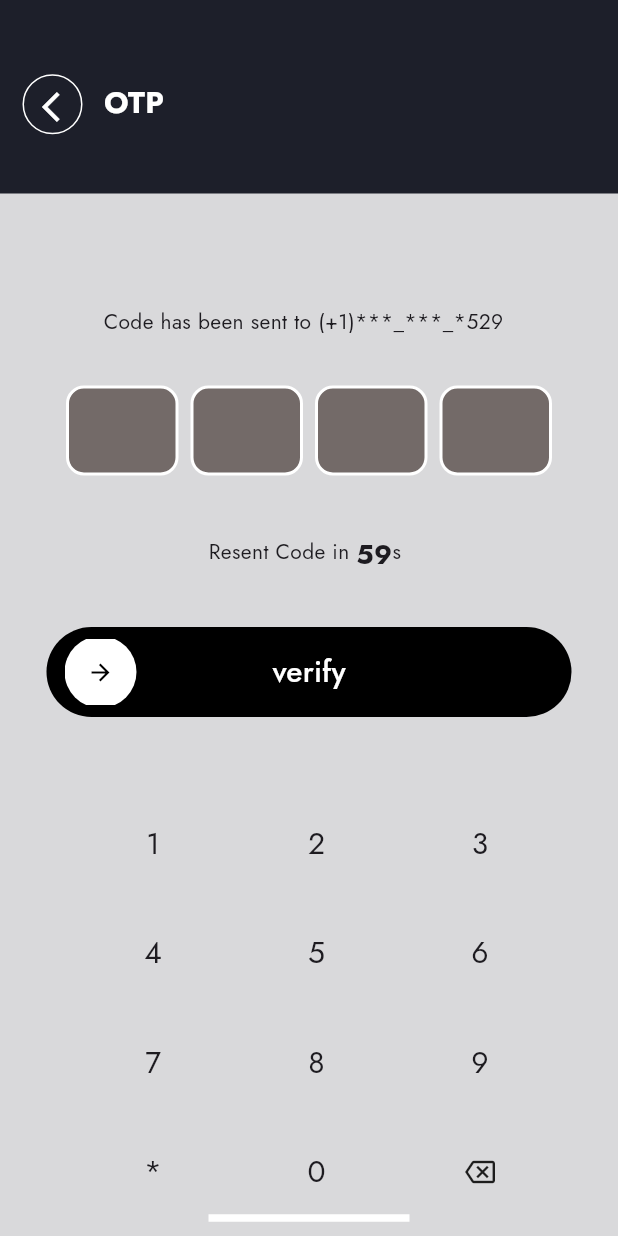
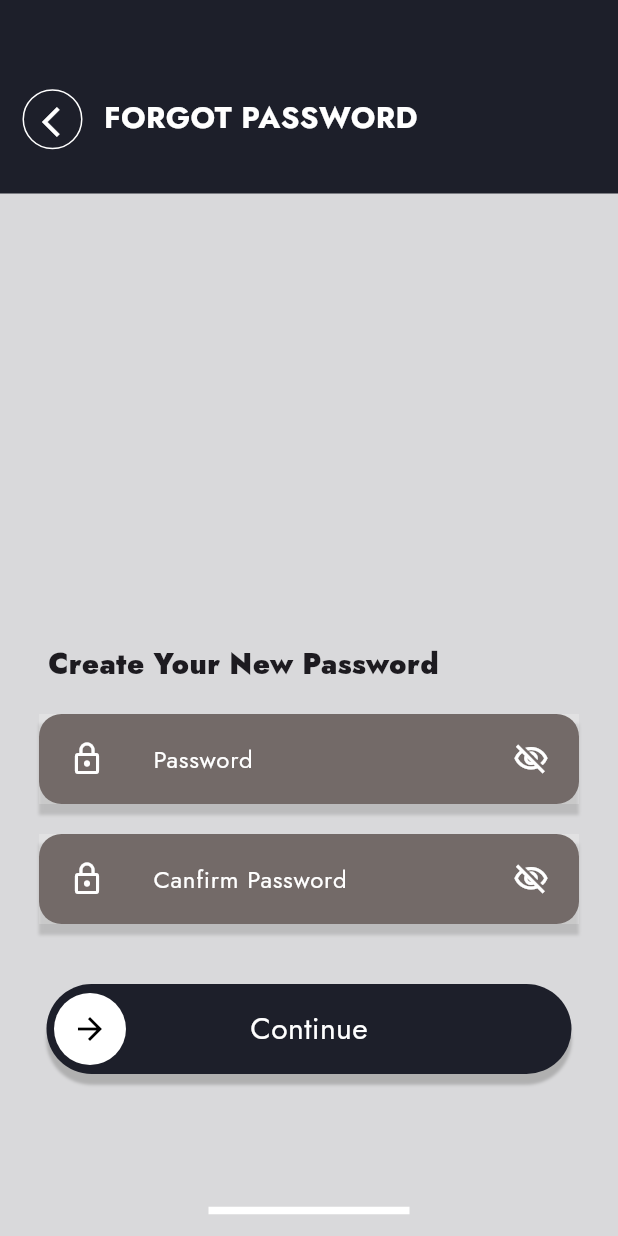
Before and after one commit to LearnbudsCarrer/SC-Flutter, a Flutter app: the screen it shows after launch, on a phone screen of 412 x 824 dp. Run offline on Flutter 3.47's test engine with Material 3 defaults, Android fonts, the phone set to English and light mode, and no system bars; drawn by our look-alikes of pinput; our stand-ins replace google_fonts, slide_to_act.

Commit message:
create forgot password -ashik

```diff
--- a/lib/features/authentication/auth_code/pages/Otp_verification.dart
+++ b/lib/features/authentication/auth_code/pages/Otp_verification.dart
@@ -4,7 +4,6 @@ import 'package:service_provider/features/authentication/auth_code/widget/CodeIn
 import 'package:service_provider/features/authentication/auth_code/widget/Numberpad.dart';
 import 'package:service_provider/features/authentication/auth_code/widget/_SliderWithCircleAvatarState.dart';
 import 'package:service_provider/features/authentication/auth_code/widget/appbar.dart';
-
 
 class OTPScreen extends StatelessWidget {
   const OTPScreen({super.key});
@@ -17,7 +16,9 @@ class OTPScreen extends StatelessWidget {
         color: appColors.backgroundColor,
         child: Column(
           children: [
-           Appbar(),
+            Appbar(
+              AppName: "OTP VERIFICATION",
+            ),
             SizedBox(
               height: 75,
             ),
@@ -50,16 +51,9 @@ class OTPScreen extends StatelessWidget {
             SizedBox(
               height: 40,
             ),
-            Container(
-                width: 350,
-                height: 60,
-                child: TextButton(
-                  onPressed: () {},
-                  child: SliderWithCircleAvatar(),
-                  style: ButtonStyle(
-                    backgroundColor: WidgetStatePropertyAll(Colors.black),
-                  ),
-                )),
+         SliderWithCircleAvatar(
+                SlindeName: "Verify",
+              ),
             SizedBox(
               height: 50,
             ),
--- a/lib/features/authentication/auth_code/widget/_SliderWithCircleAvatarState.dart
+++ b/lib/features/authentication/auth_code/widget/_SliderWithCircleAvatarState.dart
@@ -1,22 +1,33 @@
 import 'package:flutter/material.dart';
+import 'package:service_provider/common/theme.dart';
 
 class SliderWithCircleAvatar extends StatefulWidget {
-
-
+  String SlindeName;
+  SliderWithCircleAvatar({super.key, required this.SlindeName});
 
   @override
   _SliderWithCircleAvatarState createState() => _SliderWithCircleAvatarState();
 }
 
 class _SliderWithCircleAvatarState extends State<SliderWithCircleAvatar> {
-
-
-  double _sliderValue = 0.0; // Position of the slider
+  double _sliderValue = 5.0; // Position of the slider
 
   @override
   Widget build(BuildContext context) {
-    return
-    Stack(
+    return Container(
+        decoration: BoxDecoration(
+            boxShadow: [
+              BoxShadow(
+                  color: Colors.grey.withOpacity(.7),
+                  spreadRadius: 0.1,
+                  blurRadius: 1,
+                  offset: Offset(0, 7))
+            ],
+            color: appColors.appBarColor,
+            borderRadius: BorderRadius.circular(30)),
+        width: 350,
+        height: 60,
+        child: Stack(
           alignment: Alignment.center,
           children: [
             Positioned.fill(
@@ -25,7 +36,7 @@ class _SliderWithCircleAvatarState extends State<SliderWithCircleAvatar> {
                 child: Align(
                   alignment: Alignment.center,
                   child: Text(
-                  'verify',
+                    widget.SlindeName,
                     style: TextStyle(
                       color: Colors.white,
                       fontSize: 20,
@@ -41,15 +52,16 @@ class _SliderWithCircleAvatarState extends State<SliderWithCircleAvatar> {
                   setState(() {
                     // Update slider position based on drag
                     _sliderValue += details.delta.dx;
-                  _sliderValue = _sliderValue.clamp(0.0, 275.0); // Constrain movement
+                    _sliderValue =
+                        _sliderValue.clamp(5, 300.0); // Constrain movement
                   });
                 },
                 onHorizontalDragEnd: (details) {
-                if (_sliderValue >= 275.0 || _sliderValue > 150) {
+                  if (_sliderValue >= 300.0 || _sliderValue > 150) {
                     print("Verified!");
 
                     setState(() {
-                    _sliderValue = 275; // Reset slider
+                      _sliderValue = 295; // Reset slider
                     });
                   }
                 },
@@ -64,6 +76,6 @@ class _SliderWithCircleAvatarState extends State<SliderWithCircleAvatar> {
               ),
             ),
           ],
-    );
+        ));
   }
 }
--- a/lib/features/authentication/auth_code/widget/appbar.dart
+++ b/lib/features/authentication/auth_code/widget/appbar.dart
@@ -2,7 +2,8 @@ import 'package:flutter/material.dart';
 import 'package:service_provider/common/theme.dart';
 
 class Appbar extends StatelessWidget {
-  const Appbar({super.key});
+  String AppName ;
+   Appbar({super.key,required this.AppName});
 
   @override
   Widget build(BuildContext context) {
@@ -11,7 +12,7 @@ class Appbar extends StatelessWidget {
               height: 129,
               width: double.infinity,
               child: Padding(
-                padding: const EdgeInsets.only(left: 15.0, top: 10),
+                padding: const EdgeInsets.only(left: 15.0, top: 30),
                 child: Row(
                   children: [
                     SizedBox(
@@ -40,10 +41,10 @@ class Appbar extends StatelessWidget {
                     ),
                     Container(
                       padding: EdgeInsets.only(left: 14.21),
-                      width: 190,
+                      width: 250,
                       height: 30,
                       child: Text(
-                        "OTP VERIFICATION",
+                       AppName,
                         style: TextStyle(
                             color: appColors.appWhiteColor,
                             fontSize: 20,
--- /dev/null
+++ b/lib/features/authentication/auth_login/Pages/Password_Confirm.dart
@@ -0,0 +1,73 @@
+import 'package:flutter/material.dart';
+import 'package:service_provider/common/theme.dart';
+import 'package:service_provider/features/authentication/auth_code/widget/_SliderWithCircleAvatarState.dart';
+import 'package:service_provider/features/authentication/auth_code/widget/appbar.dart';
+import 'package:service_provider/features/authentication/auth_login/widget/Password_form.dart';
+
+class passwordConfirm extends StatelessWidget {
+  const passwordConfirm({super.key});
+
+  @override
+  Widget build(BuildContext context) {
+    return Scaffold(
+      body: Container(
+        color: appColors.backgroundColor,
+        child: Column(crossAxisAlignment: CrossAxisAlignment.start,
+          children: [
+            Appbar(
+              AppName: "FORGOT PASSWORD",
+            ),
+            SizedBox(
+              height: 300,
+            ),
+            Padding(
+              padding: const EdgeInsets.symmetric(horizontal: 32.0),
+              child: Text(
+                "Create Your New Password",
+                style: TextStyle(fontWeight: FontWeight.w900, fontSize: 19),
+              ),
+            ),
+            SizedBox(
+              height: 20,
+            ),
+            Center(
+              child: PasswordForm(
+                hintText: 'Password',
+              ),
+            ),
+            SizedBox(
+              height: 20,
+            ),
+            Center(
+              child: PasswordForm(
+                hintText: 'Canfirm Password',
+              ),
+            ),
+            SizedBox(
+              height: 40,
+            ),
+            Center(
+              child: SliderWithCircleAvatar(
+                SlindeName: "Continue",
+              ),
+            ),
+            SizedBox(
+              height: 50,
+            ),
+            Spacer(),
+            Container(
+              width: double.infinity,
+              height: 34,
+              alignment: Alignment.center,
+              child: Container(
+                width: 134,
+                height: 5,
+                color: appColors.appWhiteColor,
+              ),
+            )
+          ],
+        ),
+      ),
+    );
+  }
+}
--- /dev/null
+++ b/lib/features/authentication/auth_login/widget/Password_form.dart
@@ -0,0 +1,55 @@
+import 'package:flutter/material.dart';
+import 'package:service_provider/common/app_colors.dart';
+
+class PasswordForm extends StatelessWidget {
+  String hintText;
+  PasswordForm({super.key, this.hintText = ''});
+
+  @override
+  Widget build(
+    BuildContext context,
+  ) {
+    AppColors appColors = AppColors();
+    return Container(
+      width: 360,
+      height: 60,
+      decoration: BoxDecoration(
+          color: appColors.appWhiteColor.withOpacity(.2),
+          boxShadow: [
+            BoxShadow(
+                color: Colors.grey.withOpacity(.5),
+                spreadRadius: 0.1,
+                blurRadius: 1,
+                offset: Offset(0, 7))
+          ]),
+      child: Container(
+        padding: const EdgeInsets.symmetric(horizontal: 20.0),
+        decoration: BoxDecoration(
+          color: appColors.appGreyColor,
+          borderRadius: BorderRadius.circular(15),
+        ),
+        child: Center(
+          child: TextFormField(
+            obscureText: true,
+            decoration: InputDecoration(
+              hintText: hintText,
+              hintStyle: const TextStyle(color: Colors.white),
+              icon: const Icon(
+                Icons.lock_outline,
+                color: Colors.white,
+              ),
+              suffixIcon: IconButton(
+                padding: EdgeInsets.only(left: 100),
+                onPressed: () {},
+                icon: const Icon(
+                  Icons.visibility_off_outlined,
+                  color: Colors.white,
+                ),
+              ),
+            ),
+          ),
+        ),
+      ),
+    );
+  }
+}
--- a/lib/main.dart
+++ b/lib/main.dart
@@ -1,6 +1,7 @@
 import 'package:flutter/material.dart';
 import 'package:service_provider/common/theme.dart';
 import 'package:service_provider/features/authentication/auth_code/pages/Otp_verification.dart';
+import 'package:service_provider/features/authentication/auth_login/Pages/Password_Confirm.dart';
 import 'package:service_provider/features/authentication/screens/createnewpassword.dart';
 import 'package:service_provider/splash_screen.dart';
 
@@ -17,7 +18,7 @@ class MyApp extends StatelessWidget {
       debugShowCheckedModeBanner: false,
       title: 'MC provider',
       theme: darkTheme,
-      home: OTPScreen(),
+      home: passwordConfirm(),//OTPScreen //passwordConfirm
     );
   }
 }
```
Lines whose indentation alone changed are shown as unchanged.
